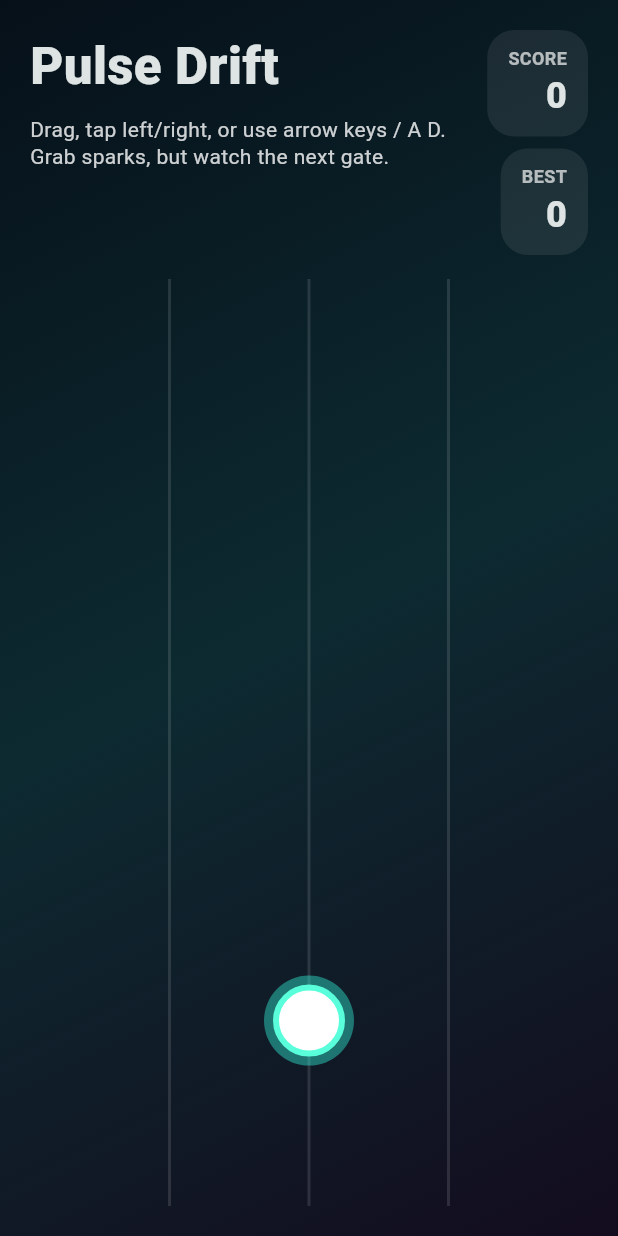
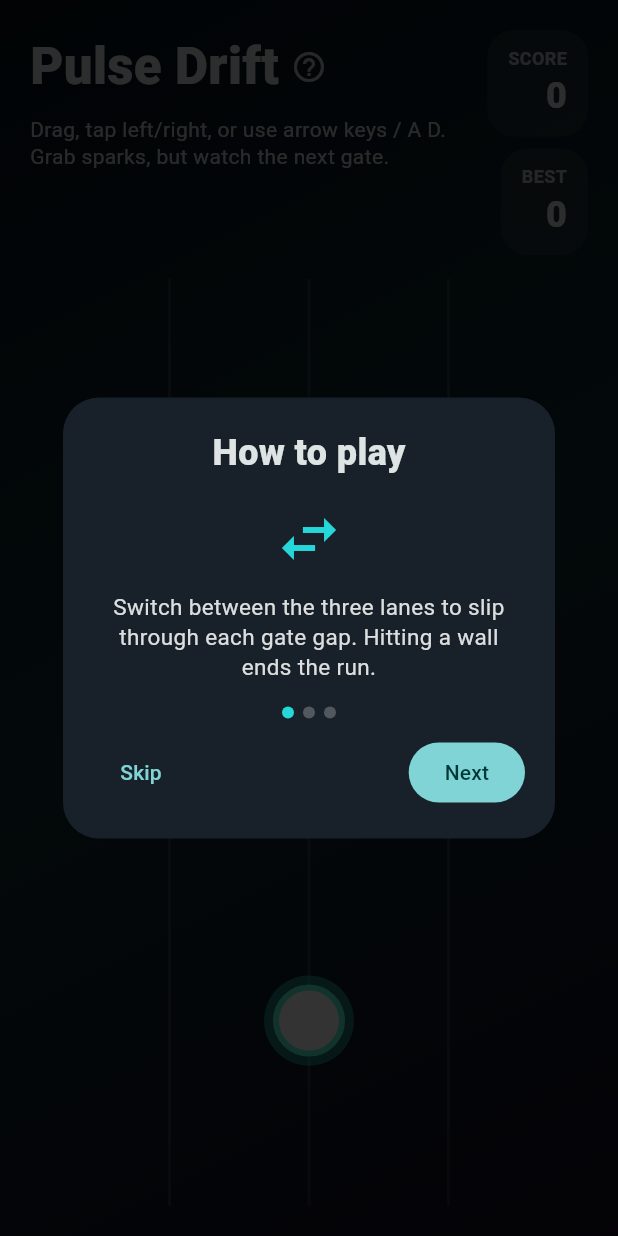
Before and after one commit to bon-on/PulseDrift, a Flutter app: the first screen one second after launch, on a phone screen of 412 x 824 dp. Run offline on Flutter 3.47's test engine with Material 3 defaults, Android fonts, the phone set to English and light mode, and no system bars; our stand-ins replace google_mobile_ads, shared_preferences.

Commit message:
feat: add first-run how-to-play tutorial with skip
Co-Authored-By: Claude Opus 5.5 <noreply@anthropic.com>

```diff
--- a/lib/src/game/game_screen.dart
+++ b/lib/src/game/game_screen.dart
@@ -12,14 +12,24 @@ import '../../result_registration.dart';
 import 'game_controller.dart';
 import 'game_input.dart';
 import 'game_painter.dart';
+import 'how_to_play.dart';
 
 /// Widest the play column grows on desktop; phones use the full width.
 const double maxPlayColumnWidth = 480;
 
 class GameScreen extends StatefulWidget {
-  const GameScreen({super.key, this.enableAds = false});
+  const GameScreen({
+    super.key,
+    this.enableAds = false,
+    this.tutorialStore = const SharedPrefsTutorialStore(),
+    this.bestScoreStore,
+  });
 
   final bool enableAds;
+  final TutorialStore tutorialStore;
+
+  /// Injectable for tests; defaults to `shared_preferences`.
+  final BestScoreStore? bestScoreStore;
 
   @override
   State<GameScreen> createState() => _GameScreenState();
@@ -33,13 +43,15 @@ class _GameScreenState extends State<GameScreen>
   Duration? _lastTick;
   bool _wasGameOver = false;
   int _completedRuns = 0;
+  final FocusNode _gameFocus = FocusNode(debugLabel: 'game');
+  bool _tutorialOpen = false;
 
   @override
   void initState() {
     super.initState();
     _audioController = AudioController();
     _controller = GameController(
-      bestScoreStore: SharedPrefsBestScoreStore(),
+      bestScoreStore: widget.bestScoreStore ?? SharedPrefsBestScoreStore(),
       onGateDodged: () => unawaited(_audioController.playPulsePass()),
       onCrash: () => unawaited(_audioController.stopBackgroundLoop()),
       onRestarted: () => unawaited(_audioController.startBackgroundLoop()),
@@ -47,12 +59,32 @@ class _GameScreenState extends State<GameScreen>
     _controller.initialize();
     unawaited(_audioController.startBackgroundLoop());
     _ticker = createTicker(_onTick)..start();
+    unawaited(_maybeShowTutorial());
+  }
+
+  Future<void> _maybeShowTutorial() async {
+    final seen = await widget.tutorialStore.isSeen();
+    if (!mounted || seen) return;
+    _openTutorial();
+  }
+
+  void _openTutorial() {
+    if (_tutorialOpen) return;
+    setState(() => _tutorialOpen = true);
+  }
+
+  void _closeTutorial() {
+    if (!_tutorialOpen) return;
+    unawaited(widget.tutorialStore.markSeen());
+    setState(() => _tutorialOpen = false);
+    _gameFocus.requestFocus();
   }
 
   @override
   void dispose() {
     _controller.removeListener(_handleGameOverAds);
     _ticker.dispose();
+    _gameFocus.dispose();
     _controller.dispose();
     unawaited(_audioController.dispose());
     super.dispose();
@@ -89,6 +121,7 @@ class _GameScreenState extends State<GameScreen>
   }
 
   KeyEventResult _onKey(FocusNode node, KeyEvent event) {
+    if (_tutorialOpen) return KeyEventResult.ignored;
     if (event is KeyUpEvent) return KeyEventResult.ignored;
     final delta = laneDeltaForKey(event.logicalKey);
     if (delta != null) {
@@ -106,7 +139,9 @@ class _GameScreenState extends State<GameScreen>
     final previousTick = _lastTick;
     _lastTick = elapsed;
 
-    if (previousTick == null) {
+    // No simulation while the tutorial is open; the tick above is still
+    // recorded so closing it does not produce a large time jump.
+    if (previousTick == null || _tutorialOpen) {
       return;
     }
 
@@ -120,7 +155,19 @@ class _GameScreenState extends State<GameScreen>
   Widget build(BuildContext context) {
     return Scaffold(
       resizeToAvoidBottomInset: false,
-      body: Focus(
+      body: Stack(
+        children: [
+          Positioned.fill(child: _buildGame()),
+          if (_tutorialOpen)
+            Positioned.fill(child: HowToPlayOverlay(onClose: _closeTutorial)),
+        ],
+      ),
+    );
+  }
+
+  Widget _buildGame() {
+    return Focus(
+      focusNode: _gameFocus,
       autofocus: true,
       onKeyEvent: _onKey,
       child: AnimatedBuilder(
@@ -148,7 +195,7 @@ class _GameScreenState extends State<GameScreen>
                     padding: const EdgeInsets.all(20),
                     child: Column(
                       children: [
-                          _Header(controller: _controller),
+                        _Header(controller: _controller, onHelp: _openTutorial),
                         const SizedBox(height: 16),
                         Expanded(
                           child: LayoutBuilder(
@@ -202,31 +249,46 @@ class _GameScreenState extends State<GameScreen>
           );
         },
       ),
-      ),
     );
   }
 }
 
 class _Header extends StatelessWidget {
-  const _Header({required this.controller});
+  const _Header({required this.controller, required this.onHelp});
 
   final GameController controller;
+  final VoidCallback onHelp;
 
   @override
   Widget build(BuildContext context) {
     return Row(
       crossAxisAlignment: CrossAxisAlignment.start,
       children: [
-        const Expanded(
+        Expanded(
           child: Column(
             crossAxisAlignment: CrossAxisAlignment.start,
             children: [
-              Text(
+              Row(
+                children: [
+                  const Flexible(
+                    child: Text(
                       'Pulse Drift',
-                style: TextStyle(fontSize: 34, fontWeight: FontWeight.w900),
+                      style: TextStyle(
+                        fontSize: 34,
+                        fontWeight: FontWeight.w900,
                       ),
-              SizedBox(height: 8),
-              Text(
+                    ),
+                  ),
+                  IconButton(
+                    onPressed: onHelp,
+                    tooltip: 'How to play',
+                    visualDensity: VisualDensity.compact,
+                    icon: const Icon(Icons.help_outline),
+                  ),
+                ],
+              ),
+              const SizedBox(height: 8),
+              const Text(
                 'Drag, tap left/right, or use arrow keys / A D. Grab sparks, but watch the next gate.',
                 style: TextStyle(color: Color(0xCCFFFFFF), height: 1.3),
               ),
--- /dev/null
+++ b/lib/src/game/how_to_play.dart
@@ -0,0 +1,224 @@
+import 'package:flutter/material.dart';
+import 'package:flutter/services.dart';
+import 'package:shared_preferences/shared_preferences.dart';
+
+/// Remembers whether the first-run tutorial has been seen.
+abstract class TutorialStore {
+  Future<bool> isSeen();
+
+  Future<void> markSeen();
+}
+
+/// `shared_preferences` store. Storage failures are swallowed so play never
+/// depends on local storage: a read failure shows the tutorial, a write
+/// failure just closes it.
+class SharedPrefsTutorialStore implements TutorialStore {
+  const SharedPrefsTutorialStore();
+
+  static const String key = 'tutorial_seen_v1';
+
+  @override
+  Future<bool> isSeen() async {
+    try {
+      final prefs = await SharedPreferences.getInstance();
+      return prefs.getBool(key) ?? false;
+    } catch (_) {
+      return false;
+    }
+  }
+
+  @override
+  Future<void> markSeen() async {
+    try {
+      final prefs = await SharedPreferences.getInstance();
+      await prefs.setBool(key, true);
+    } catch (_) {
+      // The tutorial is a convenience; ignore storage errors.
+    }
+  }
+}
+
+class HowToPlayStep {
+  const HowToPlayStep(this.icon, this.text);
+
+  final IconData icon;
+  final String text;
+}
+
+const List<HowToPlayStep> howToPlaySteps = [
+  HowToPlayStep(
+    Icons.swap_horiz,
+    'Switch between the three lanes to slip through each gate gap. Hitting a wall ends the run.',
+  ),
+  HowToPlayStep(
+    Icons.touch_app,
+    'Drag, or tap the left/right half to shift a lane. On a keyboard use Left/Right or A/D.',
+  ),
+  HowToPlayStep(
+    Icons.bolt,
+    'Grab sparks for +25, but plan the next gate. A late switch into the gap earns a near-miss bonus.',
+  ),
+];
+
+/// Full-screen scrim with a "How to play" card. Blocks all input underneath.
+class HowToPlayOverlay extends StatefulWidget {
+  const HowToPlayOverlay({
+    super.key,
+    required this.onClose,
+    this.steps = howToPlaySteps,
+  });
+
+  final VoidCallback onClose;
+  final List<HowToPlayStep> steps;
+
+  @override
+  State<HowToPlayOverlay> createState() => _HowToPlayOverlayState();
+}
+
+class _HowToPlayOverlayState extends State<HowToPlayOverlay> {
+  final FocusNode _focusNode = FocusNode(debugLabel: 'how-to-play');
+  int _step = 0;
+
+  bool get _last => _step == widget.steps.length - 1;
+
+  @override
+  void initState() {
+    super.initState();
+    // Take keyboard focus from the game (or a tapped button) so keys stop here.
+    WidgetsBinding.instance.addPostFrameCallback((_) {
+      if (mounted) _focusNode.requestFocus();
+    });
+  }
+
+  @override
+  void dispose() {
+    _focusNode.dispose();
+    super.dispose();
+  }
+
+  void _next() {
+    if (_last) {
+      widget.onClose();
+    } else {
+      setState(() => _step++);
+    }
+  }
+
+  void _previous() {
+    if (_step > 0) setState(() => _step--);
+  }
+
+  KeyEventResult _onKey(FocusNode node, KeyEvent event) {
+    if (event is KeyDownEvent) {
+      final key = event.logicalKey;
+      if (key == LogicalKeyboardKey.enter ||
+          key == LogicalKeyboardKey.numpadEnter ||
+          key == LogicalKeyboardKey.space) {
+        _next();
+      } else if (key == LogicalKeyboardKey.escape) {
+        widget.onClose();
+      } else if (key == LogicalKeyboardKey.arrowRight) {
+        if (!_last) _next();
+      } else if (key == LogicalKeyboardKey.arrowLeft) {
+        _previous();
+      }
+    }
+    return KeyEventResult.handled;
+  }
+
+  @override
+  Widget build(BuildContext context) {
+    final step = widget.steps[_step];
+    const accent = Color(0xFF25D7D9);
+    return Focus(
+      focusNode: _focusNode,
+      autofocus: true,
+      onKeyEvent: _onKey,
+      child: Semantics(
+        scopesRoute: true,
+        explicitChildNodes: true,
+        child: GestureDetector(
+          behavior: HitTestBehavior.opaque,
+          onTap: () {},
+          onPanStart: (_) {},
+          child: ColoredBox(
+            color: const Color(0xCC000000),
+            child: Center(
+              child: ConstrainedBox(
+                constraints: const BoxConstraints(maxWidth: 360),
+                child: Padding(
+                  padding: const EdgeInsets.all(16),
+                  child: Material(
+                    color: const Color(0xFF182129),
+                    borderRadius: BorderRadius.circular(24),
+                    child: SingleChildScrollView(
+                      padding: const EdgeInsets.all(20),
+                      child: Column(
+                        mainAxisSize: MainAxisSize.min,
+                        children: [
+                          const Text(
+                            'How to play',
+                            style: TextStyle(
+                              fontSize: 24,
+                              fontWeight: FontWeight.w800,
+                            ),
+                          ),
+                          const SizedBox(height: 16),
+                          Icon(step.icon, size: 48, color: accent),
+                          const SizedBox(height: 12),
+                          Text(
+                            step.text,
+                            textAlign: TextAlign.center,
+                            style: TextStyle(
+                              fontSize: 15,
+                              height: 1.35,
+                              color: Colors.white.withValues(alpha: 0.85),
+                            ),
+                          ),
+                          const SizedBox(height: 16),
+                          Row(
+                            mainAxisAlignment: MainAxisAlignment.center,
+                            children: [
+                              for (var i = 0; i < widget.steps.length; i++)
+                                Container(
+                                  width: 8,
+                                  height: 8,
+                                  margin: const EdgeInsets.symmetric(
+                                    horizontal: 3,
+                                  ),
+                                  decoration: BoxDecoration(
+                                    shape: BoxShape.circle,
+                                    color: i == _step
+                                        ? accent
+                                        : Colors.white.withValues(alpha: 0.25),
+                                  ),
+                                ),
+                            ],
+                          ),
+                          const SizedBox(height: 12),
+                          Row(
+                            mainAxisAlignment: MainAxisAlignment.spaceBetween,
+                            children: [
+                              TextButton(
+                                onPressed: widget.onClose,
+                                child: const Text('Skip'),
+                              ),
+                              FilledButton(
+                                onPressed: _next,
+                                child: Text(_last ? 'Play' : 'Next'),
+                              ),
+                            ],
+                          ),
+                        ],
+                      ),
+                    ),
+                  ),
+                ),
+              ),
+            ),
+          ),
+        ),
+      ),
+    );
+  }
+}
```
Also changed, not shown: 5 other files. Lines whose indentation alone changed are shown as unchanged.
